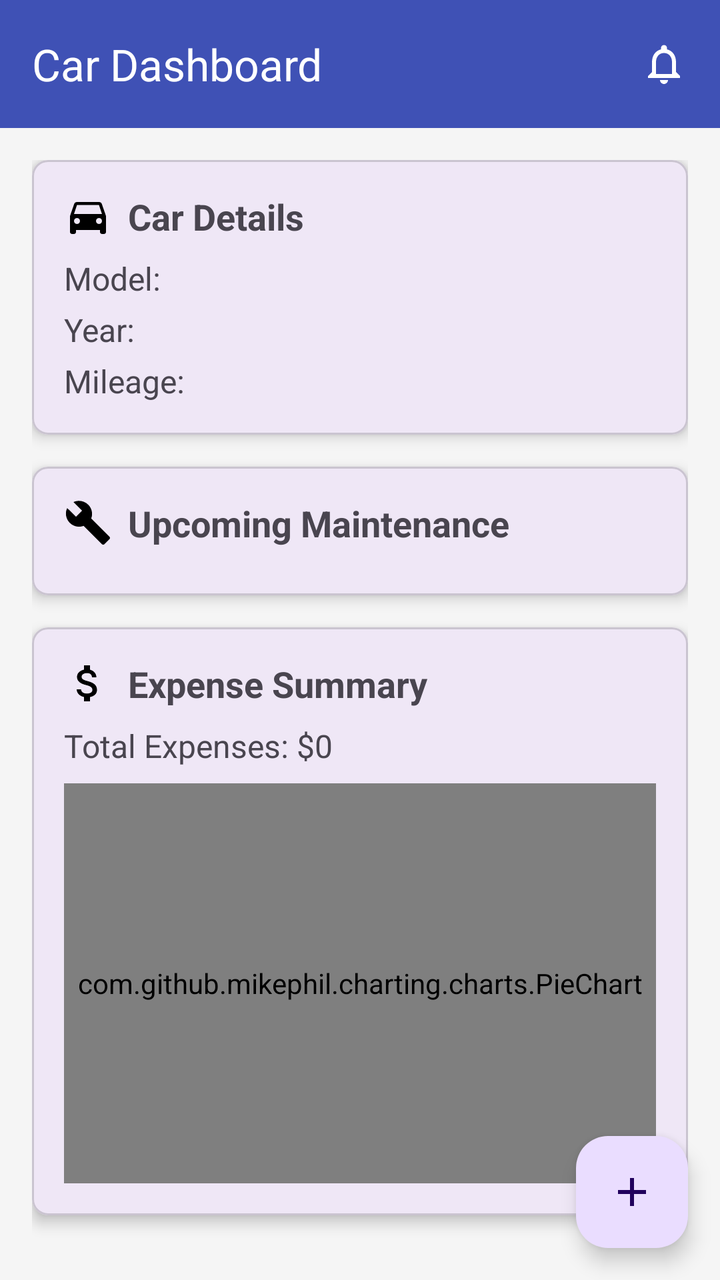
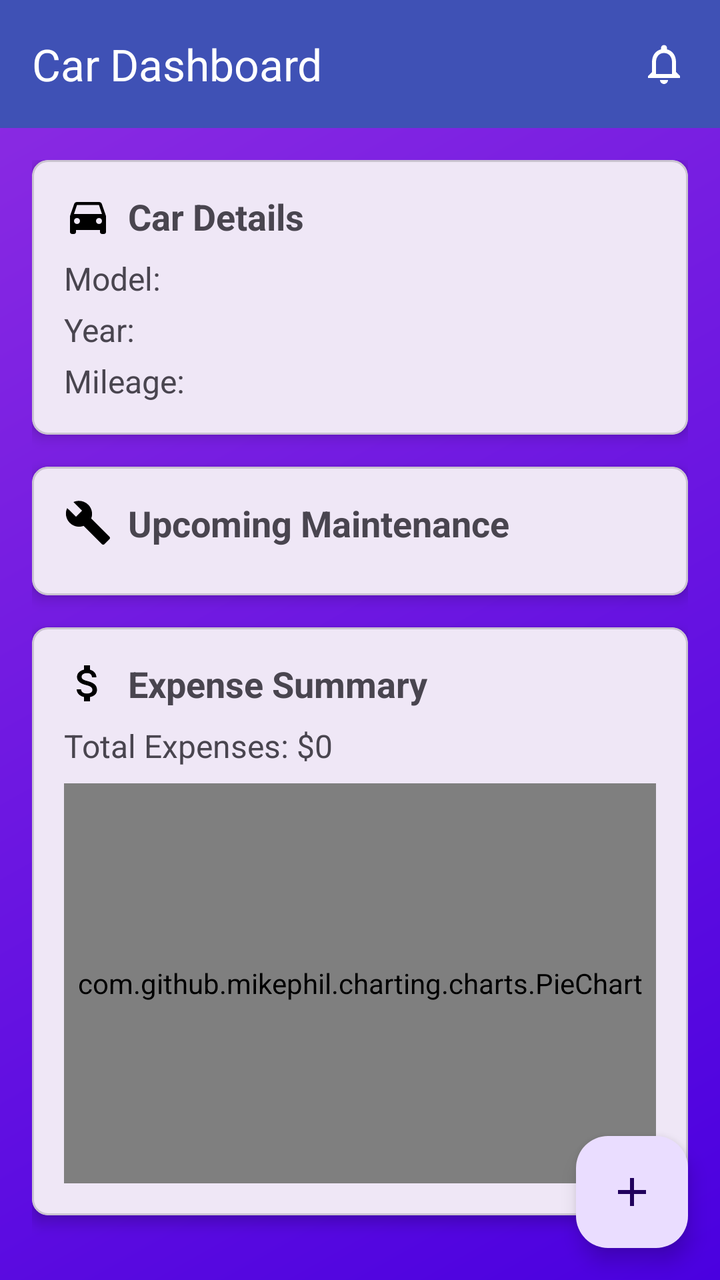

Two renders of the same Android screen: before a commit and after it. Below are the layout's source before the change and the commit's diff.
<!-- AndroidManifest.xml: application theme Theme.MyApplication -->
<!-- res/layout/activity_car_owner_dashboard.xml -->
<?xml version="1.0" encoding="utf-8"?>
<androidx.coordinatorlayout.widget.CoordinatorLayout
    xmlns:android="http://schemas.android.com/apk/res/android"
    xmlns:app="http://schemas.android.com/apk/res-auto"
    android:layout_width="match_parent"
    android:layout_height="match_parent"
    android:background="@color/colorBackground">

    <com.google.android.material.appbar.AppBarLayout
        android:layout_width="match_parent"
        android:layout_height="wrap_content">

        <androidx.appcompat.widget.Toolbar
            android:id="@+id/toolbar"
            android:layout_width="match_parent"
            android:layout_height="?attr/actionBarSize"
            android:background="@color/colorPrimary"
            app:title="Car Dashboard"
            app:titleTextColor="@android:color/white">

            <ImageView
                android:id="@+id/ivNotifications"
                android:layout_width="wrap_content"
                android:layout_height="wrap_content"
                android:layout_gravity="end"
                android:layout_marginEnd="16dp"
                android:src="@drawable/ic_notifications"
                android:contentDescription="Notifications"/>

        </androidx.appcompat.widget.Toolbar>

    </com.google.android.material.appbar.AppBarLayout>

    <androidx.core.widget.NestedScrollView
        android:layout_width="match_parent"
        android:layout_height="match_parent"
        app:layout_behavior="@string/appbar_scrolling_view_behavior">

        <LinearLayout
            android:layout_width="match_parent"
            android:layout_height="wrap_content"
            android:orientation="vertical"
            android:padding="16dp">

            <com.google.android.material.card.MaterialCardView
                android:layout_width="match_parent"
                android:layout_height="wrap_content"
                android:layout_marginBottom="16dp"
                app:cardCornerRadius="8dp"
                app:cardElevation="4dp">

                <LinearLayout
                    android:layout_width="match_parent"
                    android:layout_height="wrap_content"
                    android:orientation="vertical"
                    android:padding="16dp">

                    <TextView
                        android:layout_width="wrap_content"
                        android:layout_height="wrap_content"
                        android:text="Car Details"
                        android:textSize="18sp"
                        android:textStyle="bold"
                        android:drawableStart="@drawable/ic_car"
                        android:drawablePadding="8dp"/>

                    <TextView
                        android:id="@+id/tvCarModel"
                        android:layout_width="wrap_content"
                        android:layout_height="wrap_content"
                        android:layout_marginTop="8dp"
                        android:text="Model: "
                        android:textSize="16sp"/>

                    <TextView
                        android:id="@+id/tvCarYear"
                        android:layout_width="wrap_content"
                        android:layout_height="wrap_content"
                        android:layout_marginTop="4dp"
                        android:text="Year: "
                        android:textSize="16sp"/>

                    <TextView
                        android:id="@+id/tvMileage"
                        android:layout_width="wrap_content"
                        android:layout_height="wrap_content"
                        android:layout_marginTop="4dp"
                        android:text="Mileage: "
                        android:textSize="16sp"/>

                </LinearLayout>

            </com.google.android.material.card.MaterialCardView>

            <com.google.android.material.card.MaterialCardView
                android:layout_width="match_parent"
                android:layout_height="wrap_content"
                android:layout_marginBottom="16dp"
                app:cardCornerRadius="8dp"
                app:cardElevation="4dp">

                <LinearLayout
                    android:layout_width="match_parent"
                    android:layout_height="wrap_content"
                    android:orientation="vertical"
                    android:padding="16dp">

                    <TextView
                        android:layout_width="wrap_content"
                        android:layout_height="wrap_content"
                        android:text="Upcoming Maintenance"
                        android:textSize="18sp"
                        android:textStyle="bold"
                        android:drawableStart="@drawable/ic_maintenance"
                        android:drawablePadding="8dp"/>

                    <androidx.recyclerview.widget.RecyclerView
                        android:id="@+id/rvUpcomingMaintenance"
                        android:layout_width="match_parent"
                        android:layout_height="wrap_content"
                        android:layout_marginTop="8dp"
                        android:nestedScrollingEnabled="false"/>

                </LinearLayout>

            </com.google.android.material.card.MaterialCardView>

            <com.google.android.material.card.MaterialCardView
                android:layout_width="match_parent"
                android:layout_height="wrap_content"
                android:layout_marginBottom="16dp"
                app:cardCornerRadius="8dp"
                app:cardElevation="4dp">

                <LinearLayout
                    android:layout_width="match_parent"
                    android:layout_height="wrap_content"
                    android:orientation="vertical"
                    android:padding="16dp">

                    <TextView
                        android:layout_width="wrap_content"
                        android:layout_height="wrap_content"
                        android:text="Expense Summary"
                        android:textSize="18sp"
                        android:textStyle="bold"
                        android:drawableStart="@drawable/ic_expense"
                        android:drawablePadding="8dp"/>

                    <TextView
                        android:id="@+id/tvTotalExpenses"
                        android:layout_width="wrap_content"
                        android:layout_height="wrap_content"
                        android:layout_marginTop="8dp"
                        android:text="Total Expenses: $0"
                        android:textSize="16sp"/>

                    <com.github.mikephil.charting.charts.PieChart
                        android:id="@+id/pieChartExpenses"
                        android:layout_width="match_parent"
                        android:layout_height="200dp"
                        android:layout_marginTop="8dp"/>

                </LinearLayout>

            </com.google.android.material.card.MaterialCardView>

        </LinearLayout>

    </androidx.core.widget.NestedScrollView>

    <com.google.android.material.floatingactionbutton.FloatingActionButton
        android:id="@+id/fabAddMaintenance"
        android:layout_width="wrap_content"
        android:layout_height="wrap_content"
        android:layout_gravity="bottom|end"
        android:layout_margin="16dp"
        android:src="@drawable/ic_add_maintenance"
        app:fabSize="normal"/>

</androidx.coordinatorlayout.widget.CoordinatorLayout>
<!-- resources referenced by this layout -->
<resources>
  <color name="colorBackground">#F5F5F5</color>
  <color name="colorPrimary">#3F51B5</color>
  <!-- drawable ic_add_maintenance (drawable) -->
  <vector xmlns:android="http://schemas.android.com/apk/res/android"
      android:width="24dp"
      android:height="24dp"
      android:viewportWidth="24"
      android:viewportHeight="24">
      <path
          android:fillColor="#FFFFFF"
          android:pathData="M19,13h-6v6h-2v-6H5v-2h6V5h2v6h6v2z"/>
  </vector>
  <!-- drawable ic_car (drawable) -->
  <vector xmlns:android="http://schemas.android.com/apk/res/android"
      android:width="24dp"
      android:height="24dp"
      android:viewportWidth="24"
      android:viewportHeight="24">
      <path
          android:fillColor="#000000"
          android:pathData="M18.92,6.01C18.72,5.42 18.16,5 17.5,5h-11c-0.66,0 -1.21,0.42 -1.42,1.01L3,12v8c0,0.55 0.45,1 1,1h1c0.55,0 1,-0.45 1,-1v-1h12v1c0,0.55 0.45,1 1,1h1c0.55,0 1,-0.45 1,-1v-8l-2.08,-5.99zM6.5,16c-0.83,0 -1.5,-0.67 -1.5,-1.5S5.67,13 6.5,13s1.5,0.67 1.5,1.5S7.33,16 6.5,16zM17.5,16c-0.83,0 -1.5,-0.67 -1.5,-1.5s0.67,-1.5 1.5,-1.5 1.5,0.67 1.5,1.5 -0.67,1.5 -1.5,1.5zM5,11l1.5,-4.5h11L19,11H5z"/>
  </vector>
  <!-- drawable ic_expense (drawable) -->
  <vector xmlns:android="http://schemas.android.com/apk/res/android"
      android:width="24dp"
      android:height="24dp"
      android:viewportWidth="24"
      android:viewportHeight="24">
      <path
          android:fillColor="#000000"
          android:pathData="M11.8,10.9c-2.27,-0.59 -3,-1.2 -3,-2.15 0,-1.09 1.01,-1.85 2.7,-1.85 1.78,0 2.44,0.85 2.5,2.1h2.21c-0.07,-1.72 -1.12,-3.3 -3.21,-3.81V3h-3v2.16c-1.94,0.42 -3.5,1.68 -3.5,3.61 0,2.31 1.91,3.46 4.7,4.13 2.5,0.6 3,1.48 3,2.41 0,0.69 -0.49,1.79 -2.7,1.79 -2.06,0 -2.87,-0.92 -2.98,-2.1h-2.2c0.12,2.19 1.76,3.42 3.68,3.83V21h3v-2.15c1.95,-0.37 3.5,-1.5 3.5,-3.55 0,-2.84 -2.43,-3.81 -4.7,-4.4z"/>
  </vector>
  <!-- drawable ic_maintenance (drawable) -->
  <vector xmlns:android="http://schemas.android.com/apk/res/android"
      android:width="24dp"
      android:height="24dp"
      android:viewportWidth="24"
      android:viewportHeight="24">
      <path
          android:fillColor="#000000"
          android:pathData="M22.7,19l-9.1,-9.1c0.9,-2.3 0.4,-5 -1.5,-6.9 -2,-2 -5,-2.4 -7.4,-1.3L9,6 6,9 1.6,4.7C0.4,7.1 0.9,10.1 2.9,12.1c1.9,1.9 4.6,2.4 6.9,1.5l9.1,9.1c0.4,0.4 1,0.4 1.4,0l2.3,-2.3c0.5,-0.4 0.5,-1.1 0.1,-1.4z"/>
  </vector>
  <!-- drawable ic_notifications (drawable) -->
  <vector xmlns:android="http://schemas.android.com/apk/res/android"
      android:width="24dp"
      android:height="24dp"
      android:viewportWidth="24"
      android:viewportHeight="24">
      <path
          android:fillColor="#FFFFFF"
          android:pathData="M12,22c1.1,0 2,-0.9 2,-2h-4c0,1.1 0.9,2 2,2zM18,16v-5c0,-3.07 -1.63,-5.64 -4.5,-6.32V4c0,-0.83 -0.67,-1.5 -1.5,-1.5s-1.5,0.67 -1.5,1.5v0.68C7.64,5.36 6,7.92 6,11v5l-2,2v1h16v-1l-2,-2zm-2,1H8v-6c0,-2.48 1.51,-4.5 4,-4.5s4,2.02 4,4.5v6z"/>
  </vector>
  <style name="Theme.MyApplication" parent="Base.Theme.MyApplication" />
  <style name="Base.Theme.MyApplication" parent="Theme.Material3.DayNight.NoActionBar">
          
          
      </style>
</resources>

<!-- the commit's change to res/layout/activity_car_owner_dashboard.xml (unified diff, before → after) -->
@@ -4,7 +4,8 @@
     xmlns:app="http://schemas.android.com/apk/res-auto"
     android:layout_width="match_parent"
     android:layout_height="match_parent"
-    android:background="@color/colorBackground">
+    android:background="@drawable/gradient_background">
+
 
     <com.google.android.material.appbar.AppBarLayout
         android:layout_width="match_parent"
<!-- resource entries referenced after the edit -->
@@ -1,7 +1,14 @@
 <!-- resources referenced by this layout -->
 <resources>
-  <color name="colorBackground">#F5F5F5</color>
   <color name="colorPrimary">#3F51B5</color>
+  <!-- drawable gradient_background (drawable) -->
+  <?xml version="1.0" encoding="utf-8"?>
+  <shape xmlns:android="http://schemas.android.com/apk/res/android">
+      <gradient
+          android:startColor="#4A00E0"
+          android:endColor="#8E2DE2"
+          android:angle="135"/>
+  </shape>
   <!-- drawable ic_add_maintenance (drawable) -->
   <vector xmlns:android="http://schemas.android.com/apk/res/android"
       android:width="24dp"
